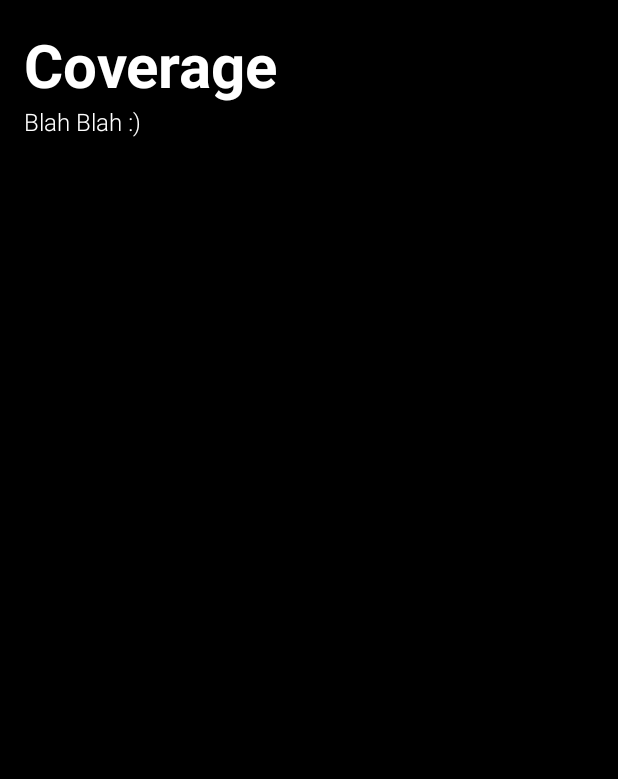
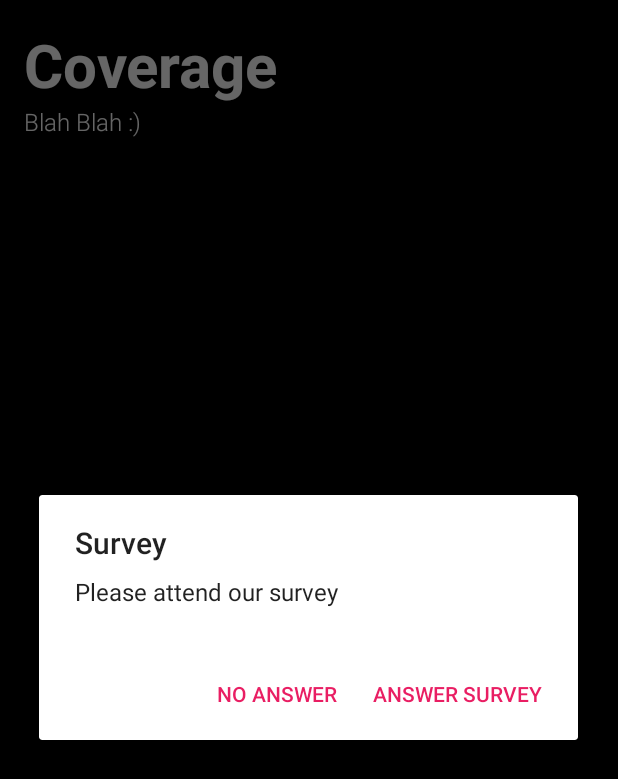
Before and after one commit to Prabhubalu/Echo-18-Beta, an Android app: the fragment CoverageFragment placed in its activity, on a phone screen of 412 x 824 dp. Shown: the top 779 px of the screen. Run offline under Robolectric (Android 15) with nearby library versions, the phone set to English and light mode, and no system bars; our stand-ins replace Firebase (no records; nobody signed in at launch, a user with empty details on screens opened directly), Volley; libraries missing offline, so code that uses them is left out: com.afollestad.materialdialogs, com.daimajia.androidanimations, com.github.anastr.speedviewlib, com.luseen.spacenavigation, com.mikhaellopez.circularfillableloaders and 1 more; plain views replace SpaceNavigationView; 14 statements that could not run were skipped.

Commit message:
LIVE LISTENER

```diff
--- a/app/src/main/java/prabhu/company/echo18beta/CoverageFragment.java
+++ b/app/src/main/java/prabhu/company/echo18beta/CoverageFragment.java
@@ -1,11 +1,15 @@
 package prabhu.company.echo18beta;
 
 
+import android.app.AlertDialog;
+import android.content.DialogInterface;
 import android.os.Bundle;
+import android.provider.Settings;
 import android.support.v4.app.Fragment;
 import android.view.LayoutInflater;
 import android.view.View;
 import android.view.ViewGroup;
+import android.widget.Toast;
 
 
 /**
@@ -23,7 +27,41 @@ public class CoverageFragment extends Fragment {
     public View onCreateView(LayoutInflater inflater, ViewGroup container,
                              Bundle savedInstanceState) {
         // Inflate the layout for this fragment
-        return inflater.inflate(R.layout.fragment_coverage, container, false);
+        View view= inflater.inflate(R.layout.fragment_coverage, container, false);
+        boolean isAirplane = Settings.System.getInt(getActivity().getContentResolver(),Settings.System.AIRPLANE_MODE_ON,0) == 1;
+
+        final AlertDialog.Builder alretDialog =  new AlertDialog.Builder(getActivity());
+        alretDialog.setTitle("Survey");
+        alretDialog.setMessage("Please attend our survey");
+        alretDialog.setOnDismissListener(new DialogInterface.OnDismissListener() {
+            @Override
+            public void onDismiss(DialogInterface dialog) {
+                Toast.makeText(getActivity(),"YOU CANNOT QUIT!!!",Toast.LENGTH_SHORT).show();
+
+                AlertDialog alertDialog = alretDialog.create();
+                alertDialog.show();
+            }
+        });
+        alretDialog.setPositiveButton("ANSWER SURVEY", new DialogInterface.OnClickListener() {
+            @Override
+            public void onClick(DialogInterface dialog, int which) {
+                Toast.makeText(getActivity(),"YAYY!",Toast.LENGTH_SHORT).show();
+                dialog.dismiss();
+            }
+        });
+        alretDialog.setNegativeButton("NO ANSWER", new DialogInterface.OnClickListener() {
+            @Override
+            public void onClick(DialogInterface dialog, int which) {
+                Toast.makeText(getActivity(),"YOU CANNOT ANSWER SURVEY THEN NOOOO!",Toast.LENGTH_LONG).show();
+
+                AlertDialog alertDialog = alretDialog.create();
+                alertDialog.show();
+            }
+        });
+
+        AlertDialog alertDialog = alretDialog.create();
+        alertDialog.show();
+        return view;
     }
 
 }
```
